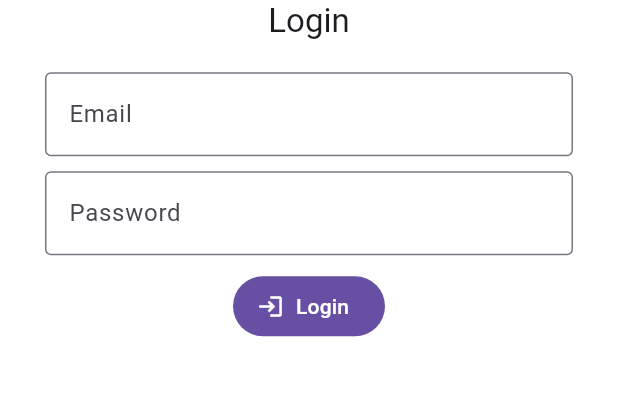
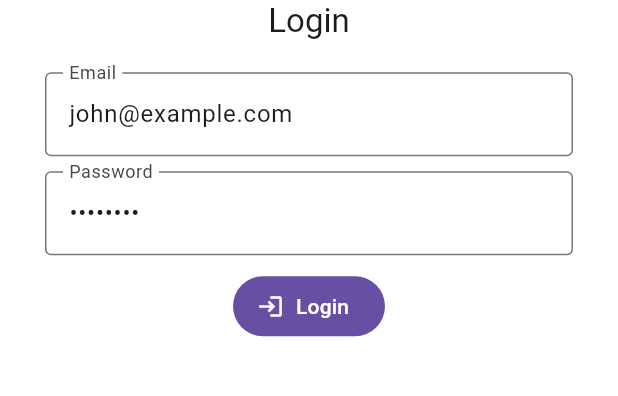
Before and after one commit to rokokorag/stocks_tracking_app_flutter, a Flutter app: the screen it shows after launch, on a phone screen of 412 x 824 dp, the part 495-891 px from its top. Run offline on Flutter 3.47's test engine with Material 3 defaults, Android fonts, the phone set to English and light mode, and no system bars; our stand-ins replace go_router.

Commit message:
Adding entities, helpers, models and provider. Login finished

```diff
--- /dev/null
+++ b/lib/entities/current_request_status.dart
@@ -0,0 +1,6 @@
+class CurrentRequestStatus {
+  String details;
+  final int httpCode;
+
+  CurrentRequestStatus(this.details, this.httpCode);
+}
--- /dev/null
+++ b/lib/entities/user_data.dart
@@ -0,0 +1,10 @@
+import 'package:stocks_tracking_app/entities/current_request_status.dart';
+
+class UserData {
+  final String email;
+  final String token;
+  final bool isLogin;
+  final CurrentRequestStatus currentRequest = CurrentRequestStatus('', 0);
+
+  UserData({required this.email, required this.token, required this.isLogin});
+}
--- a/lib/main.dart
+++ b/lib/main.dart
@@ -1,5 +1,7 @@
 import 'package:flutter/material.dart';
+import 'package:provider/provider.dart';
 import 'package:stocks_tracking_app/config/router/app_router.dart';
+import 'package:stocks_tracking_app/providers/state_provider.dart';
 
 void main() {
   runApp(const MainApp());
@@ -10,10 +12,13 @@ class MainApp extends StatelessWidget {
 
   @override
   Widget build(BuildContext context) {
-    return MaterialApp.router(
-      title: 'Stocks Tracking App',
-      debugShowCheckedModeBanner: false,
-      routerConfig: appRouter,
+    return MultiProvider(
+      providers: [ChangeNotifierProvider(create: (_) => StateProvider())],
+      child: MaterialApp.router(
+        title: 'Stocks Tracking App',
+        debugShowCheckedModeBanner: false,
+        routerConfig: appRouter,
+      ),
     );
   }
 }
--- a/lib/pages/login/login_screen.dart
+++ b/lib/pages/login/login_screen.dart
@@ -1,12 +1,63 @@
 import 'package:flutter/material.dart';
+import 'package:go_router/go_router.dart';
+import 'package:provider/provider.dart';
 
-class LoginScreen extends StatelessWidget {
+import 'package:stocks_tracking_app/providers/state_provider.dart';
+
+class LoginScreen extends StatefulWidget {
   static const String name = 'login_screen';
   const LoginScreen({super.key});
 
   @override
+  State<LoginScreen> createState() => _LoginScreenState();
+}
+
+class _LoginScreenState extends State<LoginScreen> {
+  bool isLoading = false;
+  bool isLogin = false;
+  final emailController = TextEditingController(text: 'john@example.com');
+  final passwordController = TextEditingController(text: 'password');
+
+  @override
+  void initState() {
+    super.initState();
+    isLoading = false;
+    isLogin = false;
+  }
+
+  @override
+  void dispose() {
+    super.dispose();
+  }
+
+  void showCustomSnackbar(BuildContext context, String message) {
+    ScaffoldMessenger.of(context).clearSnackBars();
+
+    final snackbar = SnackBar(
+      content: Text(message),
+      duration: const Duration(seconds: 5),
+      action: SnackBarAction(label: 'Ok', onPressed: () {}),
+    );
+
+    ScaffoldMessenger.of(context).showSnackBar(snackbar);
+  }
+
+  @override
   Widget build(BuildContext context) {
     ThemeData theme = Theme.of(context);
+    //final stateProvider = context.watch<StateProvider>();
+
+    // if (context.mounted && context.watch<StateProvider>().userData.isLogin) {
+    //   WidgetsBinding.instance.addPostFrameCallback((_) {
+    //     setState(() {
+    //       isLoading = false;
+    //     });
+    //     context.go('/');
+    //   });
+    // } else {
+    //   print("printing...");
+    // }
+
     return Scaffold(
       backgroundColor: Colors.white,
       appBar: AppBar(
@@ -21,24 +72,55 @@ class LoginScreen extends StatelessWidget {
               const Image(image: AssetImage('assets/images/logo_app.png')),
               Text('Login', style: theme.textTheme.titleLarge),
               const SizedBox(height: 20.0),
-              const TextField(
-                decoration: InputDecoration(
+              TextField(
+                controller: emailController,
+                keyboardType: TextInputType.emailAddress,
+                decoration: const InputDecoration(
                   border: OutlineInputBorder(),
                   labelText: 'Email',
                 ),
               ),
               const SizedBox(height: 10.0),
-              const TextField(
-                decoration: InputDecoration(
+              TextField(
+                controller: passwordController,
+                obscureText: true,
+                decoration: const InputDecoration(
                   border: OutlineInputBorder(),
                   labelText: 'Password',
                 ),
               ),
               const SizedBox(height: 10.0),
-              FilledButton.icon(
-                  onPressed: () {},
-                  icon: const Icon(Icons.login),
-                  label: const Text("Login")),
+              isLoading
+                  ? const CircularProgressIndicator(
+                      strokeWidth: 2,
+                    )
+                  : FilledButton.icon(
+                      onPressed: () async {
+                        setState(() {
+                          isLoading = true;
+                        });
+                        await context.read<StateProvider>().doLogin(
+                            emailController.text.trim(),
+                            passwordController.text);
+                        setState(() {
+                          isLoading = false;
+                        });
+                        if (!context.mounted) return;
+                        if (context.read<StateProvider>().userData.isLogin) {
+                          WidgetsBinding.instance.addPostFrameCallback((_) {
+                            context.go('/');
+                          });
+                        } else {
+                          showCustomSnackbar(
+                              context,
+                              context
+                                  .read<StateProvider>()
+                                  .currentRequestStatus
+                                  .details);
+                        }
+                      },
+                      icon: const Icon(Icons.login),
+                      label: const Text("Login")),
             ],
           ),
         ),
--- /dev/null
+++ b/lib/providers/state_provider.dart
@@ -0,0 +1,17 @@
+import 'package:flutter/material.dart';
+import 'package:stocks_tracking_app/entities/current_request_status.dart';
+import 'package:stocks_tracking_app/entities/user_data.dart';
+import 'package:stocks_tracking_app/helpers/do_login.dart';
+
+class StateProvider extends ChangeNotifier {
+  final DoLoginRequest doLoginRequest = DoLoginRequest();
+  UserData userData = UserData(email: '', token: '', isLogin: false);
+  CurrentRequestStatus currentRequestStatus = CurrentRequestStatus('', 0);
+
+  Future<void> doLogin(String email, String password) async {
+    final (user, requestStatus) = await doLoginRequest.doLogin(email, password);
+    userData = user;
+    currentRequestStatus = requestStatus;
+    notifyListeners();
+  }
+}
```
Also changed, not shown: lib/helpers/do_login.dart (added, +45 -0 lines), lib/models/user_data_model.dart (added, +16 -0 lines).
